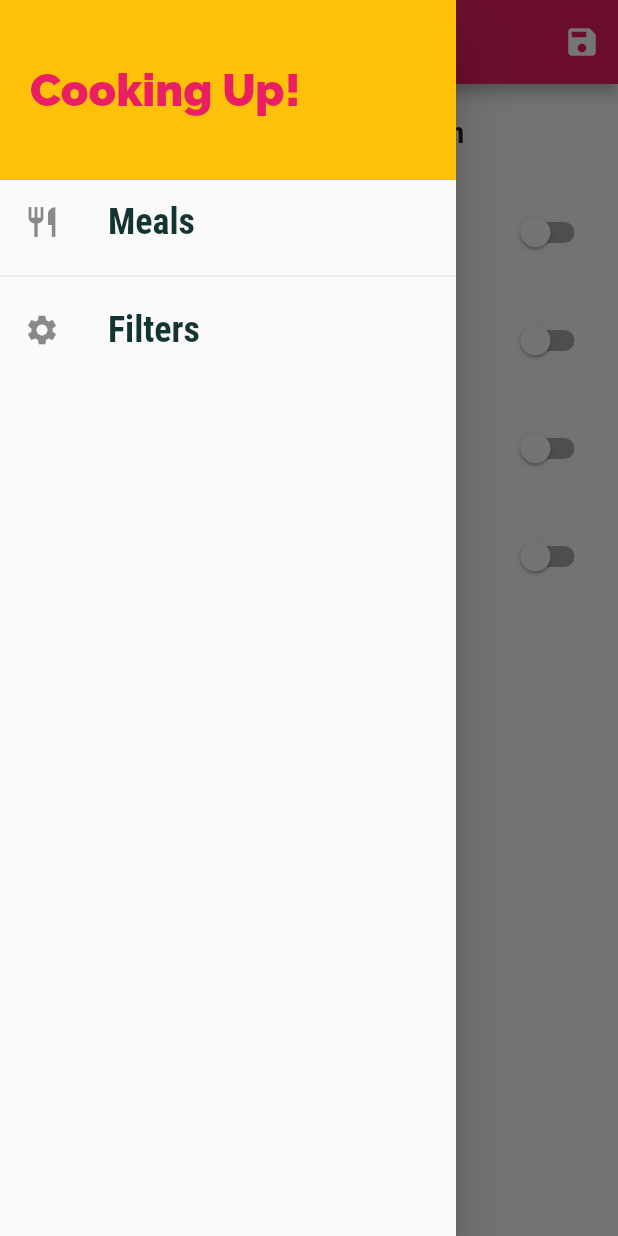
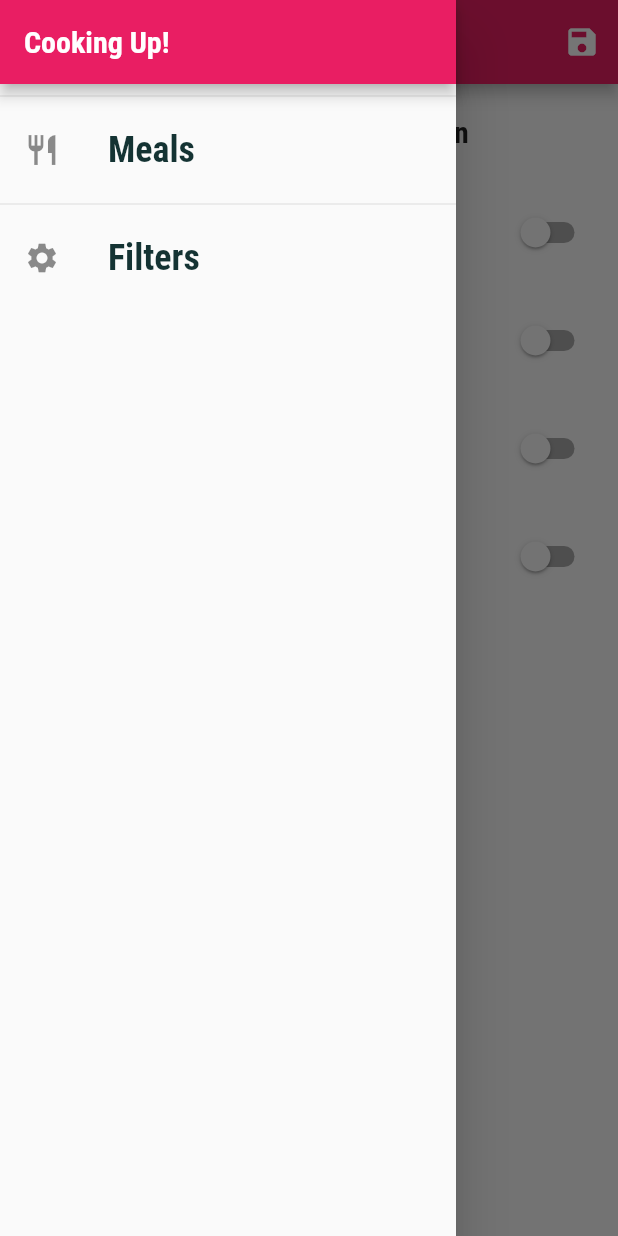
Before and after one commit to ArAmM7/meals_app, a Flutter app: the FiltersScreen screen opened by its route, with the side drawer open, on a phone screen of 412 x 824 dp. Run offline on Flutter 3.47's test engine with Material 2 defaults, Android fonts, the phone set to English and light mode, and no system bars.

```diff
--- a/lib/screens/filters_screen.dart
+++ b/lib/screens/filters_screen.dart
@@ -51,7 +51,7 @@ class _FiltersScreenState extends State<FiltersScreen> {
             Container(
               padding: EdgeInsets.all(20),
               child: Text(
-                'Adjus your meal selection',
+                'Adjust your meal selection',
                 style: Theme.of(context).textTheme.titleLarge,
               ),
             ),
--- a/lib/widgets/main_drawer.dart
+++ b/lib/widgets/main_drawer.dart
@@ -23,18 +23,10 @@ class MainDrawer extends StatelessWidget {
     return Drawer(
       child: Column(
         children: [
-          Container(
-            height: 120,
-            width: double.infinity,
-            padding: const EdgeInsets.all(20),
-            alignment: Alignment.centerLeft,
-            color: Theme.of(context).colorScheme.secondary,
-            child: Text('Cooking Up!',
-                style: TextStyle(
-                    fontWeight: FontWeight.w900,
-                    fontSize: 30,
-                    color: Theme.of(context).colorScheme.primary)),
-          ),
+          AppBar(
+              title: Text('Cooking Up!'),
+              automaticallyImplyLeading: false),
+          const Divider(),
           buildListTile(
             'Meals',
             Icons.restaurant,
```
